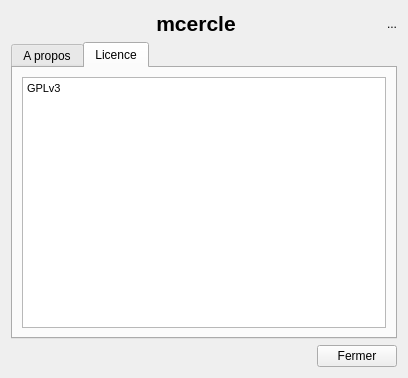
Old version of the form src/about.ui in the repository cfdev/mcercle.
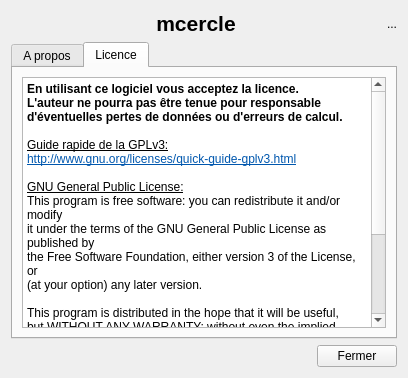
New version of the form. The open tabs and pages were chosen to show the change. Icons and pictures are not drawn.

Commit message: MAJ about

The edit to the form file:
```diff
--- a/src/about.ui
+++ b/src/about.ui
@@ -169,7 +169,25 @@
 &lt;html&gt;&lt;head&gt;&lt;meta name=&quot;qrichtext&quot; content=&quot;1&quot; /&gt;&lt;style type=&quot;text/css&quot;&gt;
 p, li { white-space: pre-wrap; }
 &lt;/style&gt;&lt;/head&gt;&lt;body style=&quot; font-family:'MS Shell Dlg 2'; font-size:7.85455pt; font-weight:400; font-style:normal;&quot;&gt;
-&lt;p style=&quot; margin-top:0px; margin-bottom:0px; margin-left:0px; margin-right:0px; -qt-block-indent:0; text-indent:0px;&quot;&gt;&lt;span style=&quot; font-size:8pt;&quot;&gt;GPLv3&lt;/span&gt;&lt;/p&gt;&lt;/body&gt;&lt;/html&gt;</string>
+&lt;p style=&quot; margin-top:0px; margin-bottom:0px; margin-left:0px; margin-right:0px; -qt-block-indent:0; text-indent:0px;&quot;&gt;&lt;span style=&quot; font-family:'Ubuntu'; font-size:9pt; font-weight:600;&quot;&gt;En utilisant ce logiciel vous acceptez la licence.&lt;/span&gt;&lt;/p&gt;
+&lt;p style=&quot; margin-top:0px; margin-bottom:0px; margin-left:0px; margin-right:0px; -qt-block-indent:0; text-indent:0px;&quot;&gt;&lt;span style=&quot; font-family:'Ubuntu'; font-size:9pt; font-weight:600;&quot;&gt;L'auteur ne pourra pas être tenue pour responsable d'éventuelles pertes de données ou d'erreurs de calcul.&lt;/span&gt;&lt;/p&gt;
+&lt;p style=&quot;-qt-paragraph-type:empty; margin-top:0px; margin-bottom:0px; margin-left:0px; margin-right:0px; -qt-block-indent:0; text-indent:0px; font-family:'Ubuntu'; font-size:9pt;&quot;&gt;&lt;br /&gt;&lt;/p&gt;
+&lt;p style=&quot; margin-top:0px; margin-bottom:0px; margin-left:0px; margin-right:0px; -qt-block-indent:0; text-indent:0px;&quot;&gt;&lt;span style=&quot; font-family:'Ubuntu'; font-size:9pt; text-decoration: underline;&quot;&gt;Guide rapide de la GPLv3:&lt;/span&gt;&lt;/p&gt;
+&lt;p style=&quot; margin-top:0px; margin-bottom:0px; margin-left:0px; margin-right:0px; -qt-block-indent:0; text-indent:0px;&quot;&gt;&lt;a href=&quot;http://www.gnu.org/licenses/quick-guide-gplv3.html&quot;&gt;&lt;span style=&quot; font-family:'Ubuntu'; font-size:9pt; text-decoration: underline; color:#0057ae;&quot;&gt;http://www.gnu.org/licenses/quick-guide-gplv3.html&lt;/span&gt;&lt;/a&gt;&lt;/p&gt;
+&lt;p style=&quot;-qt-paragraph-type:empty; margin-top:0px; margin-bottom:0px; margin-left:0px; margin-right:0px; -qt-block-indent:0; text-indent:0px; font-family:'Ubuntu'; font-size:9pt;&quot;&gt;&lt;br /&gt;&lt;/p&gt;
+&lt;p style=&quot; margin-top:0px; margin-bottom:0px; margin-left:0px; margin-right:0px; -qt-block-indent:0; text-indent:0px;&quot;&gt;&lt;span style=&quot; font-family:'Ubuntu'; font-size:9pt; text-decoration: underline;&quot;&gt;GNU General Public License:&lt;/span&gt;&lt;/p&gt;
+&lt;p style=&quot; margin-top:0px; margin-bottom:0px; margin-left:0px; margin-right:0px; -qt-block-indent:0; text-indent:0px;&quot;&gt;&lt;span style=&quot; font-family:'Ubuntu'; font-size:9pt;&quot;&gt;This program is free software: you can redistribute it and/or modify&lt;/span&gt;&lt;/p&gt;
+&lt;p style=&quot; margin-top:0px; margin-bottom:0px; margin-left:0px; margin-right:0px; -qt-block-indent:0; text-indent:0px;&quot;&gt;&lt;span style=&quot; font-family:'Ubuntu'; font-size:9pt;&quot;&gt;it under the terms of the GNU General Public License as published by&lt;/span&gt;&lt;/p&gt;
+&lt;p style=&quot; margin-top:0px; margin-bottom:0px; margin-left:0px; margin-right:0px; -qt-block-indent:0; text-indent:0px;&quot;&gt;&lt;span style=&quot; font-family:'Ubuntu'; font-size:9pt;&quot;&gt;the Free Software Foundation, either version 3 of the License, or&lt;/span&gt;&lt;/p&gt;
+&lt;p style=&quot; margin-top:0px; margin-bottom:0px; margin-left:0px; margin-right:0px; -qt-block-indent:0; text-indent:0px;&quot;&gt;&lt;span style=&quot; font-family:'Ubuntu'; font-size:9pt;&quot;&gt;(at your option) any later version.&lt;/span&gt;&lt;/p&gt;
+&lt;p style=&quot;-qt-paragraph-type:empty; margin-top:0px; margin-bottom:0px; margin-left:0px; margin-right:0px; -qt-block-indent:0; text-indent:0px; font-family:'Ubuntu'; font-size:9pt;&quot;&gt;&lt;br /&gt;&lt;/p&gt;
+&lt;p style=&quot; margin-top:0px; margin-bottom:0px; margin-left:0px; margin-right:0px; -qt-block-indent:0; text-indent:0px;&quot;&gt;&lt;span style=&quot; font-family:'Ubuntu'; font-size:9pt;&quot;&gt;This program is distributed in the hope that it will be useful,&lt;/span&gt;&lt;/p&gt;
+&lt;p style=&quot; margin-top:0px; margin-bottom:0px; margin-left:0px; margin-right:0px; -qt-block-indent:0; text-indent:0px;&quot;&gt;&lt;span style=&quot; font-family:'Ubuntu'; font-size:9pt;&quot;&gt;but WITHOUT ANY WARRANTY; without even the implied warranty of&lt;/span&gt;&lt;/p&gt;
+&lt;p style=&quot; margin-top:0px; margin-bottom:0px; margin-left:0px; margin-right:0px; -qt-block-indent:0; text-indent:0px;&quot;&gt;&lt;span style=&quot; font-family:'Ubuntu'; font-size:9pt;&quot;&gt;MERCHANTABILITY or FITNESS FOR A PARTICULAR PURPOSE. See the&lt;/span&gt;&lt;/p&gt;
+&lt;p style=&quot; margin-top:0px; margin-bottom:0px; margin-left:0px; margin-right:0px; -qt-block-indent:0; text-indent:0px;&quot;&gt;&lt;span style=&quot; font-family:'Ubuntu'; font-size:9pt;&quot;&gt;GNU General Public License for more details.&lt;/span&gt;&lt;/p&gt;
+&lt;p style=&quot;-qt-paragraph-type:empty; margin-top:0px; margin-bottom:0px; margin-left:0px; margin-right:0px; -qt-block-indent:0; text-indent:0px; font-family:'Ubuntu'; font-size:9pt;&quot;&gt;&lt;br /&gt;&lt;/p&gt;
+&lt;p style=&quot; margin-top:0px; margin-bottom:0px; margin-left:0px; margin-right:0px; -qt-block-indent:0; text-indent:0px;&quot;&gt;&lt;span style=&quot; font-family:'Ubuntu'; font-size:9pt;&quot;&gt;You should have received a copy of the GNU General Public License&lt;/span&gt;&lt;/p&gt;
+&lt;p style=&quot; margin-top:0px; margin-bottom:0px; margin-left:0px; margin-right:0px; -qt-block-indent:0; text-indent:0px;&quot;&gt;&lt;span style=&quot; font-family:'Ubuntu'; font-size:9pt;&quot;&gt;along with this program. If not, see &amp;lt;&lt;/span&gt;&lt;a href=&quot;http://www.gnu.org/licenses/&quot;&gt;&lt;span style=&quot; font-family:'Ubuntu'; font-size:9pt; text-decoration: underline; color:#0057ae;&quot;&gt;http://www.gnu.org/licenses/&lt;/span&gt;&lt;/a&gt;&lt;span style=&quot; font-family:'Ubuntu'; font-size:9pt;&quot;&gt;&amp;gt;.&lt;/span&gt;&lt;/p&gt;&lt;/body&gt;&lt;/html&gt;</string>
              </property>
             </widget>
            </item>
```
Left out of the diff: 2 changed lines with no effect on the pictures. The commit also changes 1 other file.
